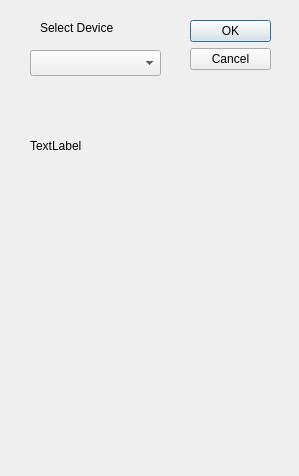
First picture: the form in dialogeject.ui, repository cyclothunder/isoMultiCreator, before the edit.
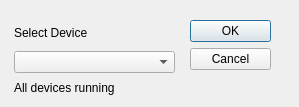
Second picture: the form after the edit.

Commit message: Fixed Start ready devices only; Added running revices on stop, only; Starting to implement progress on status view.

```diff
--- a/dialogeject.ui
+++ b/dialogeject.ui
@@ -10,7 +10,7 @@
     <x>0</x>
     <y>0</y>
     <width>299</width>
-    <height>476</height>
+    <height>107</height>
    </rect>
   </property>
   <property name="windowTitle">
@@ -35,42 +35,41 @@
     <set>QDialogButtonBox::Cancel|QDialogButtonBox::Ok</set>
    </property>
   </widget>
-  <widget class="QComboBox" name="comboBoxEject">
-   <property name="geometry">
-    <rect>
-     <x>30</x>
-     <y>50</y>
-     <width>131</width>
-     <height>26</height>
-    </rect>
-   </property>
-  </widget>
-  <widget class="QLabel" name="label">
-   <property name="geometry">
-    <rect>
-     <x>40</x>
-     <y>20</y>
-     <width>91</width>
-     <height>16</height>
-    </rect>
-   </property>
-   <property name="text">
-    <string>Select Device</string>
-   </property>
-  </widget>
   <widget class="QLabel" name="label_eject">
    <property name="geometry">
     <rect>
-     <x>30</x>
-     <y>90</y>
-     <width>251</width>
-     <height>111</height>
+     <x>14</x>
+     <y>79</y>
+     <width>129</width>
+     <height>17</height>
     </rect>
    </property>
    <property name="text">
-    <string>TextLabel</string>
+    <string>All devices running</string>
    </property>
   </widget>
+  <widget class="QWidget" name="">
+   <property name="geometry">
+    <rect>
+     <x>14</x>
+     <y>21</y>
+     <width>161</width>
+     <height>52</height>
+    </rect>
+   </property>
+   <layout class="QVBoxLayout" name="verticalLayout">
+    <item>
+     <widget class="QLabel" name="label">
+      <property name="text">
+       <string>Select Device</string>
+      </property>
+     </widget>
+    </item>
+    <item>
+     <widget class="QComboBox" name="comboBoxEject"/>
+    </item>
+   </layout>
+  </widget>
  </widget>
  <resources/>
  <connections>
```
The commit also changes 13 other files.
